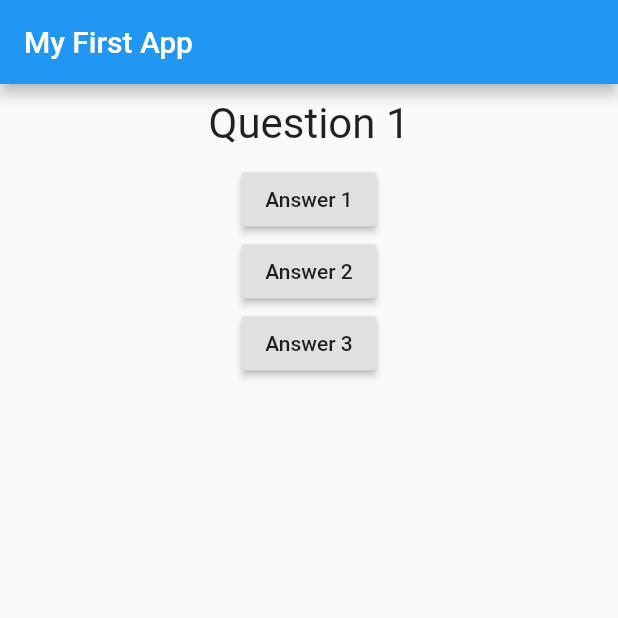
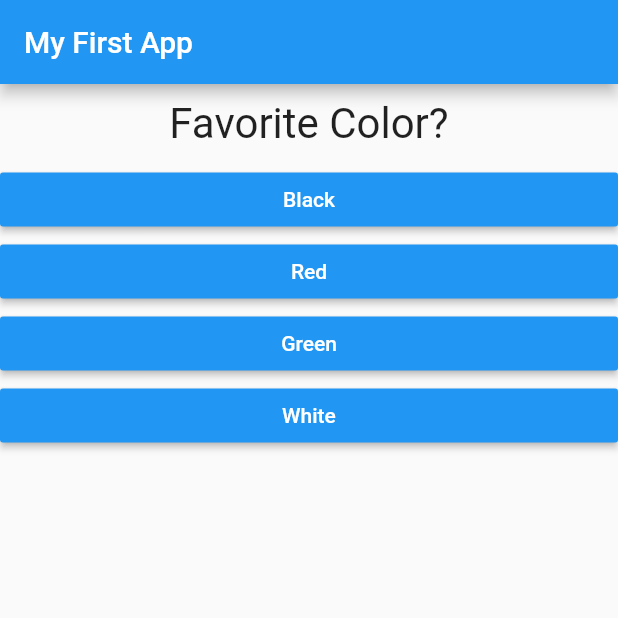
Before and after one commit to ewajs/flutter-quiz, a Flutter app: the screen it shows after launch, on a phone screen of 412 x 824 dp, the top half of it. Run offline on Flutter 3.47's test engine with Material 2 defaults, Android fonts, the phone set to English and light mode, and no system bars.

Commit message:
Adding Answer and mapping over a Map to generate answer Widgets dynamically

```diff
--- /dev/null
+++ b/lib/answer.dart
@@ -0,0 +1,21 @@
+import 'package:flutter/material.dart';
+
+class Answer extends StatelessWidget {
+  final Function clickHandler;
+  final String answerText;
+
+  Answer(this.clickHandler, this.answerText);
+
+  @override
+  Widget build(BuildContext context) {
+    return Container(
+      width: double.infinity,
+      child: RaisedButton(
+        color: Colors.blue,
+        textColor: Colors.white,
+        child: Text(this.answerText),
+        onPressed: this.clickHandler,
+      ),
+    );
+  }
+}
--- a/lib/main.dart
+++ b/lib/main.dart
@@ -1,6 +1,7 @@
 import 'package:flutter/material.dart';
 
 import './question.dart';
+import './answer.dart';
 
 void main() => runApp(MyApp());
 
@@ -12,11 +13,11 @@ class MyApp extends StatefulWidget {
 }
 
 class _MyAppState extends State<MyApp> {
-  var questionIndex = 0;
+  var _questionIndex = 0;
 
-  void answerQuestion() {
+  void _answerQuestion() {
     setState(() {
-      questionIndex = questionIndex + 1;
+      _questionIndex = _questionIndex + 1;
     });
 
     print('Answer chosen');
@@ -25,9 +26,33 @@ class _MyAppState extends State<MyApp> {
   @override
   Widget build(BuildContext context) {
     var questions = [
-      'Question 1',
-      'Question 2',
-      'Question 3',
+      {
+        'questionText': 'Favorite Color?',
+        'answers': [
+          'Black',
+          'Red',
+          'Green',
+          'White',
+        ]
+      },
+      {
+        'questionText': 'Favorite Scientist?',
+        'answers': [
+          'Newton',
+          'Darwin',
+          'Einstein',
+          'Feinmann',
+        ]
+      },
+      {
+        'questionText': 'Favorite Astronaut?',
+        'answers': [
+          'Armstrong',
+          'Aldrin',
+          'Collins',
+          'Gagarin',
+        ]
+      },
     ];
     return MaterialApp(
       home: Scaffold(
@@ -37,20 +62,13 @@ class _MyAppState extends State<MyApp> {
         body: Column(
           children: [
             Question(
-              questions[questionIndex],
+              questions[_questionIndex]['questionText'],
             ),
-            RaisedButton(
-              child: Text('Answer 1'),
-              onPressed: answerQuestion,
-            ),
-            RaisedButton(
-              child: Text('Answer 2'),
-              onPressed: answerQuestion,
-            ),
-            RaisedButton(
-              child: Text('Answer 3'),
-              onPressed: answerQuestion,
-            ),
+            // Spread Operator to expand out the list of Answer Widgets within the Column
+            ...(questions[_questionIndex]['answers'] as List<String>)
+                .map((answer) {
+              return Answer(_answerQuestion, answer);
+            })
           ],
         ),
       ),
```
